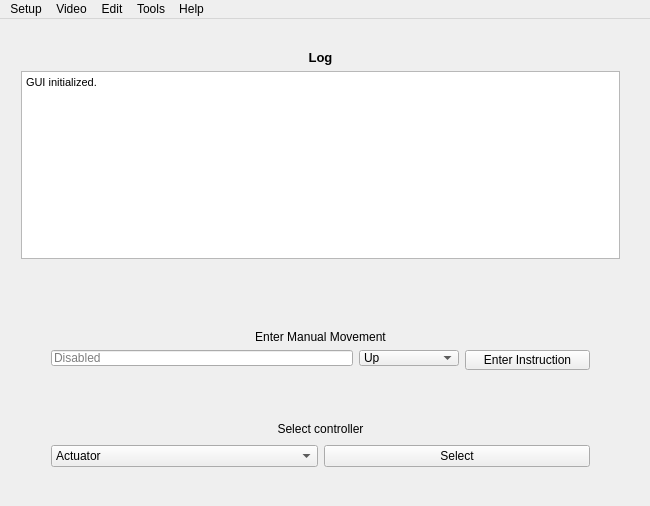
Above: code/gui/mainwindow.ui from uwnrg/minotaur-cpp before the change. Below: the same form after it.
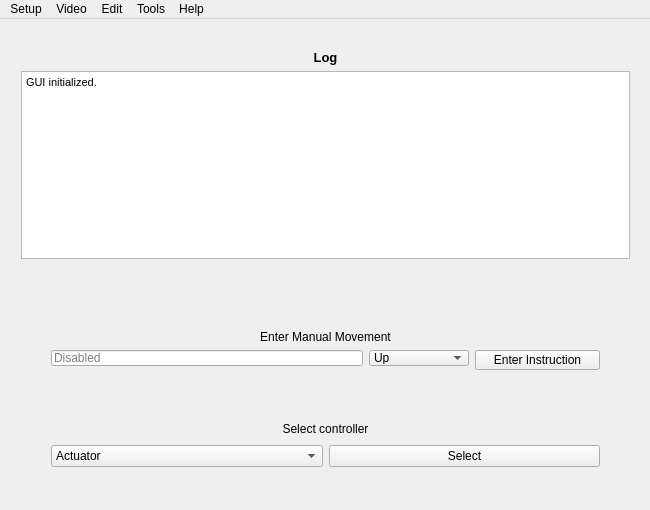
That is the form after the change.

What changed in the file:
```diff
--- a/code/gui/mainwindow.ui
+++ b/code/gui/mainwindow.ui
@@ -7,9 +7,21 @@
     <x>0</x>
     <y>0</y>
     <width>650</width>
-    <height>506</height>
+    <height>510</height>
    </rect>
   </property>
+  <property name="minimumSize">
+   <size>
+    <width>650</width>
+    <height>510</height>
+   </size>
+  </property>
+  <property name="maximumSize">
+   <size>
+    <width>650</width>
+    <height>510</height>
+   </size>
+  </property>
   <property name="windowTitle">
    <string>Minotaur</string>
   </property>
@@ -19,7 +31,7 @@
      <rect>
       <x>40</x>
       <y>300</y>
-      <width>561</width>
+      <width>571</width>
       <height>58</height>
      </rect>
     </property>
@@ -101,7 +113,7 @@
      <rect>
       <x>10</x>
       <y>20</y>
-      <width>621</width>
+      <width>631</width>
       <height>231</height>
      </rect>
     </property>
@@ -146,7 +158,7 @@
      <rect>
       <x>40</x>
       <y>390</y>
-      <width>561</width>
+      <width>571</width>
       <height>69</height>
      </rect>
     </property>
```
